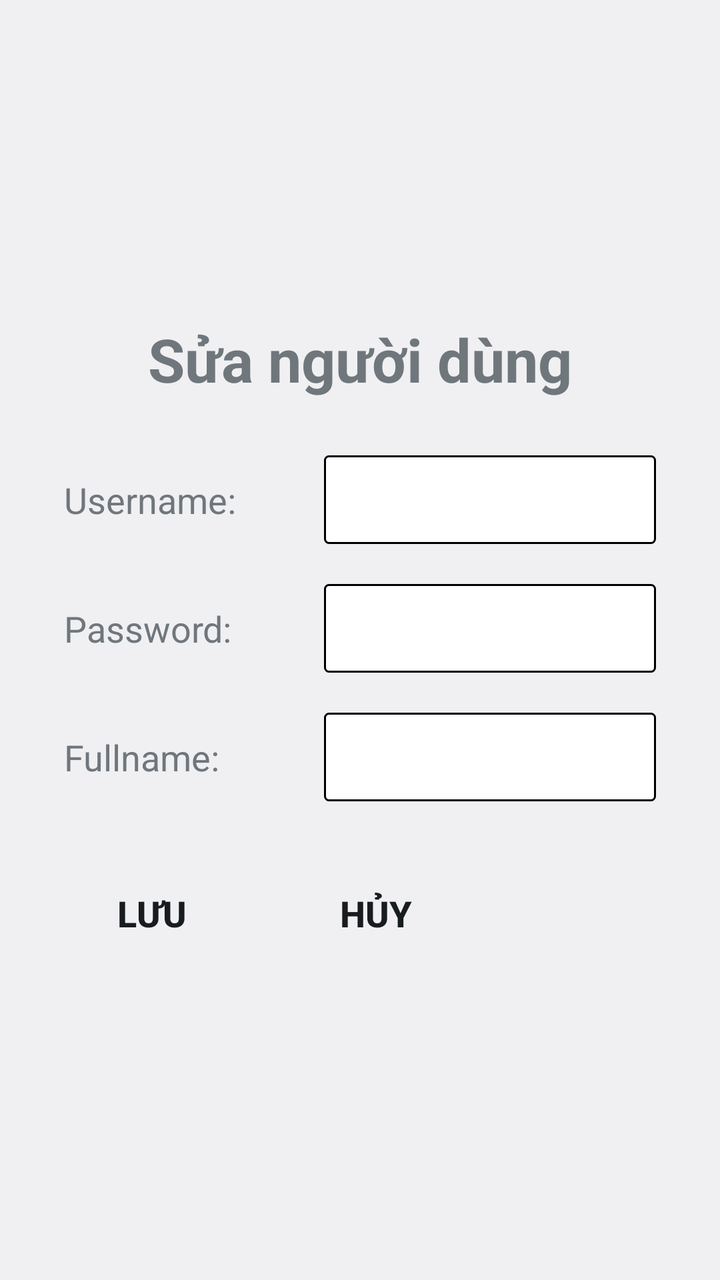
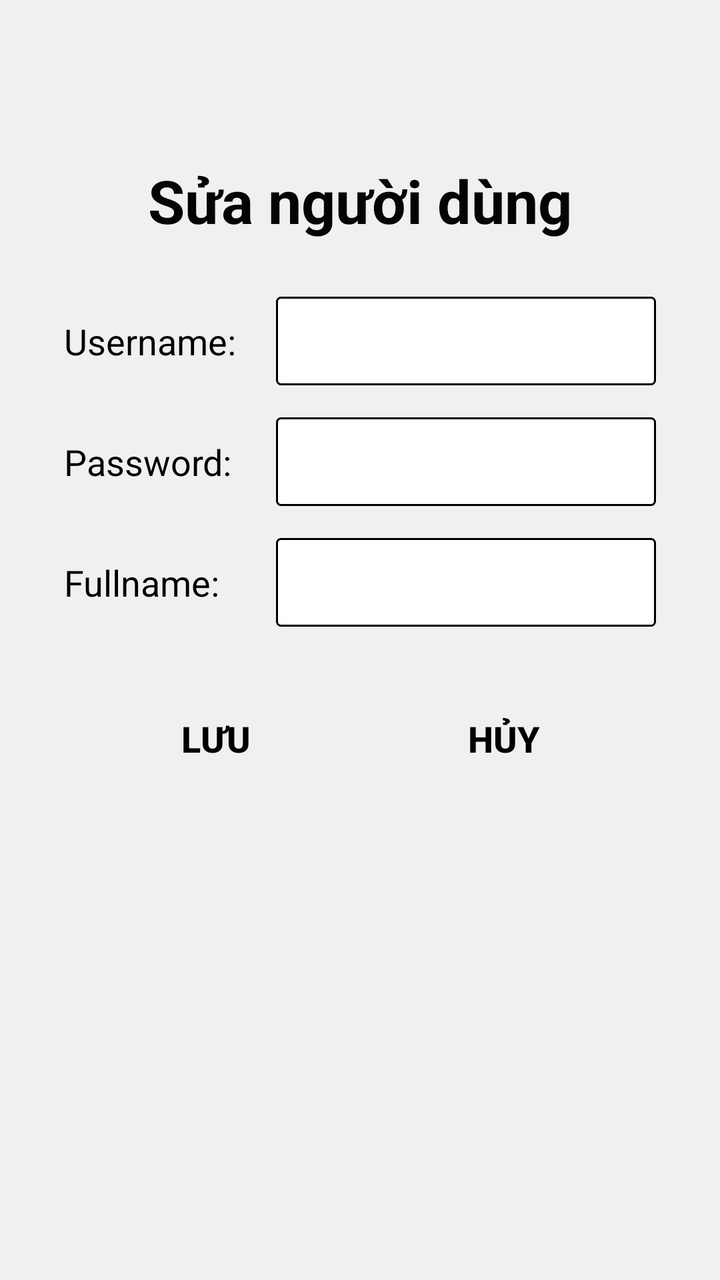

Compare the two renders of this Android layout. The source of the first and the diff that turns it into the second are given below.
<!-- AndroidManifest.xml: application theme Theme.LoginApp -->
<!-- res/layout/edituser.xml -->
<?xml version="1.0" encoding="utf-8"?>
<LinearLayout xmlns:android="http://schemas.android.com/apk/res/android"
    android:layout_width="match_parent"
    android:layout_height="match_parent"
    android:orientation="vertical"
    android:gravity="center_vertical"
    android:padding="32dp">

    <TextView
        android:id="@+id/lblTitle"
        android:layout_width="match_parent"
        android:layout_height="wrap_content"
        android:gravity="center"
        android:text="Sửa người dùng"
        android:textSize="30sp"
        android:textStyle="bold"
        android:layout_marginBottom="28dp" />

    <LinearLayout
        android:layout_width="match_parent"
        android:layout_height="wrap_content"
        android:orientation="horizontal"
        android:gravity="center_vertical"
        android:layout_marginBottom="20dp">

        <TextView
            android:id="@+id/lblUN"
            android:layout_width="130dp"
            android:layout_height="wrap_content"
            android:textSize="18sp"
            android:text="Username:" />

        <EditText
            android:id="@+id/txtUN"
            android:layout_width="match_parent"
            android:layout_height="wrap_content"
            android:background="@drawable/bg_input"
            android:padding="10dp"
            android:textSize="18sp"
            android:inputType="text" />
    </LinearLayout>

    <LinearLayout
        android:layout_width="match_parent"
        android:layout_height="wrap_content"
        android:orientation="horizontal"
        android:gravity="center_vertical"
        android:layout_marginBottom="20dp">

        <TextView
            android:id="@+id/lblPW"
            android:layout_width="130dp"
            android:layout_height="wrap_content"
            android:textSize="18sp"
            android:text="Password:" />

        <EditText
            android:id="@+id/txtPW"
            android:layout_width="match_parent"
            android:layout_height="wrap_content"
            android:background="@drawable/bg_input"
            android:padding="10dp"
            android:textSize="18sp"
            android:inputType="textPassword" />
    </LinearLayout>

    <LinearLayout
        android:layout_width="match_parent"
        android:layout_height="wrap_content"
        android:orientation="horizontal"
        android:gravity="center_vertical"
        android:layout_marginBottom="32dp">

        <TextView
            android:id="@+id/lblName"
            android:layout_width="130dp"
            android:layout_height="wrap_content"
            android:textSize="18sp"
            android:text="Fullname:" />

        <EditText
            android:id="@+id/txtName"
            android:layout_width="match_parent"
            android:layout_height="wrap_content"
            android:background="@drawable/bg_input"
            android:padding="10dp"
            android:textSize="18sp"
            android:inputType="textPersonName" />
    </LinearLayout>

    <LinearLayout
        android:layout_width="wrap_content"
        android:layout_height="wrap_content"
        android:orientation="horizontal">

        <Button
            android:id="@+id/btnSave"
            android:layout_width="wrap_content"
            android:layout_height="wrap_content"
            android:background="@android:color/transparent"
            android:textSize="18sp"
            android:textStyle="bold"
            android:text="Lưu" />

        <Button
            android:id="@+id/btnCancel"
            android:layout_width="wrap_content"
            android:layout_height="wrap_content"
            android:layout_marginStart="24dp"
            android:background="@android:color/transparent"
            android:textSize="18sp"
            android:textStyle="bold"
            android:text="Hủy" />
    </LinearLayout>

</LinearLayout>
<!-- resources referenced by this layout -->
<resources>
  <!-- drawable bg_input (drawable) -->
  <?xml version="1.0" encoding="utf-8"?>
  <shape xmlns:android="http://schemas.android.com/apk/res/android"
      android:shape="rectangle">
      <solid android:color="@color/white" />
      <corners android:radius="2dp" />
      <stroke
          android:width="1dp"
          android:color="@color/black" />
  </shape>
  <style name="Theme.LoginApp" parent="@android:style/Theme.DeviceDefault.Light.NoActionBar">
          <item name="android:windowOptOutEdgeToEdgeEnforcement">true</item>
      </style>
  <color name="white">#FFFFFFFF</color>
  <color name="black">#FF000000</color>
</resources>

<!-- the commit's change to res/layout/edituser.xml (unified diff, before → after) -->
@@ -1,116 +1,124 @@
 <?xml version="1.0" encoding="utf-8"?>
-<LinearLayout xmlns:android="http://schemas.android.com/apk/res/android"
+<androidx.constraintlayout.widget.ConstraintLayout xmlns:android="http://schemas.android.com/apk/res/android"
+    xmlns:app="http://schemas.android.com/apk/res-auto"
     android:layout_width="match_parent"
     android:layout_height="match_parent"
-    android:orientation="vertical"
-    android:gravity="center_vertical"
     android:padding="32dp">
 
     <TextView
         android:id="@+id/lblTitle"
-        android:layout_width="match_parent"
+        android:layout_width="0dp"
         android:layout_height="wrap_content"
+        android:layout_marginTop="48dp"
         android:gravity="center"
         android:text="Sửa người dùng"
+        android:textColor="#040404"
         android:textSize="30sp"
         android:textStyle="bold"
-        android:layout_marginBottom="28dp" />
+        app:layout_constraintEnd_toEndOf="parent"
+        app:layout_constraintStart_toStartOf="parent"
+        app:layout_constraintTop_toTopOf="parent" />
 
-    <LinearLayout
-        android:layout_width="match_parent"
+    <TextView
+        android:id="@+id/lblUN"
+        android:layout_width="90dp"
         android:layout_height="wrap_content"
-        android:orientation="horizontal"
-        android:gravity="center_vertical"
-        android:layout_marginBottom="20dp">
+        android:text="Username:"
+        android:textColor="#000000"
+        android:textSize="18sp"
+        app:layout_constraintBaseline_toBaselineOf="@+id/txtUN"
+        app:layout_constraintStart_toStartOf="parent" />
 
-        <TextView
-            android:id="@+id/lblUN"
-            android:layout_width="130dp"
-            android:layout_height="wrap_content"
-            android:textSize="18sp"
-            android:text="Username:" />
+    <EditText
+        android:id="@+id/txtUN"
+        android:layout_width="0dp"
+        android:layout_height="wrap_content"
+        android:layout_marginStart="16dp"
+        android:layout_marginTop="28dp"
+        android:background="@drawable/bg_input"
+        android:inputType="text"
+        android:padding="10dp"
+        android:textSize="18sp"
+        app:layout_constraintEnd_toEndOf="parent"
+        app:layout_constraintStart_toEndOf="@+id/lblUN"
+        app:layout_constraintTop_toBottomOf="@+id/lblTitle" />
 
-        <EditText
-            android:id="@+id/txtUN"
-            android:layout_width="match_parent"
-            android:layout_height="wrap_content"
-            android:background="@drawable/bg_input"
-            android:padding="10dp"
-            android:textSize="18sp"
-            android:inputType="text" />
-    </LinearLayout>
+    <TextView
+        android:id="@+id/lblPW"
+        android:layout_width="90dp"
+        android:layout_height="wrap_content"
+        android:text="Password:"
+        android:textColor="#000000"
+        android:textSize="18sp"
+        app:layout_constraintBaseline_toBaselineOf="@+id/txtPW"
+        app:layout_constraintStart_toStartOf="parent" />
 
-    <LinearLayout
-        android:layout_width="match_parent"
+    <EditText
+        android:id="@+id/txtPW"
+        android:layout_width="0dp"
         android:layout_height="wrap_content"
-        android:orientation="horizontal"
-        android:gravity="center_vertical"
-        android:layout_marginBottom="20dp">
+        android:layout_marginStart="16dp"
+        android:layout_marginTop="16dp"
+        android:background="@drawable/bg_input"
+        android:inputType="textPassword"
+        android:padding="10dp"
+        android:textSize="18sp"
+        app:layout_constraintEnd_toEndOf="parent"
+        app:layout_constraintStart_toEndOf="@+id/lblPW"
+        app:layout_constraintTop_toBottomOf="@+id/txtUN" />
 
-        <TextView
-            android:id="@+id/lblPW"
-            android:layout_width="130dp"
-            android:layout_height="wrap_content"
-            android:textSize="18sp"
-            android:text="Password:" />
+    <TextView
+        android:id="@+id/lblName"
+        android:layout_width="90dp"
+        android:layout_height="wrap_content"
+        android:text="Fullname:"
+        android:textColor="#000000"
+        android:textSize="18sp"
+        app:layout_constraintBaseline_toBaselineOf="@+id/txtName"
+        app:layout_constraintStart_toStartOf="parent" />
 
-        <EditText
-            android:id="@+id/txtPW"
-            android:layout_width="match_parent"
-            android:layout_height="wrap_content"
-            android:background="@drawable/bg_input"
-            android:padding="10dp"
-            android:textSize="18sp"
-            android:inputType="textPassword" />
-    </LinearLayout>
+    <EditText
+        android:id="@+id/txtName"
+        android:layout_width="0dp"
+        android:layout_height="wrap_content"
+        android:layout_marginStart="16dp"
+        android:layout_marginTop="16dp"
+        android:background="@drawable/bg_input"
+        android:inputType="textPersonName"
+        android:padding="10dp"
+        android:textSize="18sp"
+        app:layout_constraintEnd_toEndOf="parent"
+        app:layout_constraintStart_toEndOf="@+id/lblName"
+        app:layout_constraintTop_toBottomOf="@+id/txtPW" />
 
-    <LinearLayout
-        android:layout_width="match_parent"
-        android:layout_height="wrap_content"
-        android:orientation="horizontal"
-        android:gravity="center_vertical"
-        android:layout_marginBottom="32dp">
-
-        <TextView
-            android:id="@+id/lblName"
-            android:layout_width="130dp"
-            android:layout_height="wrap_content"
-            android:textSize="18sp"
-            android:text="Fullname:" />
-
-        <EditText
-            android:id="@+id/txtName"
-            android:layout_width="match_parent"
-            android:layout_height="wrap_content"
-            android:background="@drawable/bg_input"
-            android:padding="10dp"
-            android:textSize="18sp"
-            android:inputType="textPersonName" />
-    </LinearLayout>
-
-    <LinearLayout
+    <Button
+        android:id="@+id/btnSave"
         android:layout_width="wrap_content"
         android:layout_height="wrap_content"
-        android:orientation="horizontal">
+        android:layout_marginTop="32dp"
+        android:background="@android:color/transparent"
+        android:text="Lưu"
+        android:textColor="#000000"
+        android:textSize="18sp"
+        android:textStyle="bold"
+        app:layout_constraintEnd_toStartOf="@+id/btnCancel"
+        app:layout_constraintHorizontal_bias="0.5"
+        app:layout_constraintStart_toStartOf="parent"
+        app:layout_constraintTop_toBottomOf="@+id/txtName" />
 
-        <Button
-            android:id="@+id/btnSave"
-            android:layout_width="wrap_content"
-            android:layout_height="wrap_content"
-            android:background="@android:color/transparent"
-            android:textSize="18sp"
-            android:textStyle="bold"
-            android:text="Lưu" />
+    <Button
+        android:id="@+id/btnCancel"
+        android:layout_width="wrap_content"
+        android:layout_height="wrap_content"
+        android:layout_marginStart="24dp"
+        android:background="@android:color/transparent"
+        android:text="Hủy"
+        android:textColor="#000000"
+        android:textSize="18sp"
+        android:textStyle="bold"
+        app:layout_constraintBaseline_toBaselineOf="@+id/btnSave"
+        app:layout_constraintEnd_toEndOf="parent"
+        app:layout_constraintHorizontal_bias="0.5"
+        app:layout_constraintStart_toEndOf="@+id/btnSave" />
 
-        <Button
-            android:id="@+id/btnCancel"
-            android:layout_width="wrap_content"
-            android:layout_height="wrap_content"
-            android:layout_marginStart="24dp"
-            android:background="@android:color/transparent"
-            android:textSize="18sp"
-            android:textStyle="bold"
-            android:text="Hủy" />
-    </LinearLayout>
-
-</LinearLayout>
+</androidx.constraintlayout.widget.ConstraintLayout>
